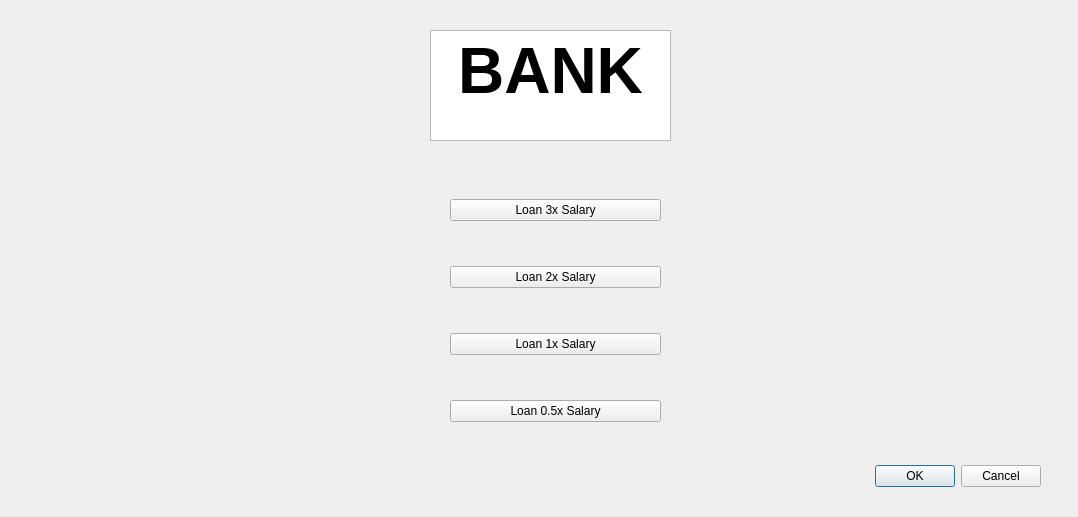
This is GameWindowScreen/bank.ui in sj43/hackricecryptogame as Qt 5 draws it before an edit. The edited form follows.
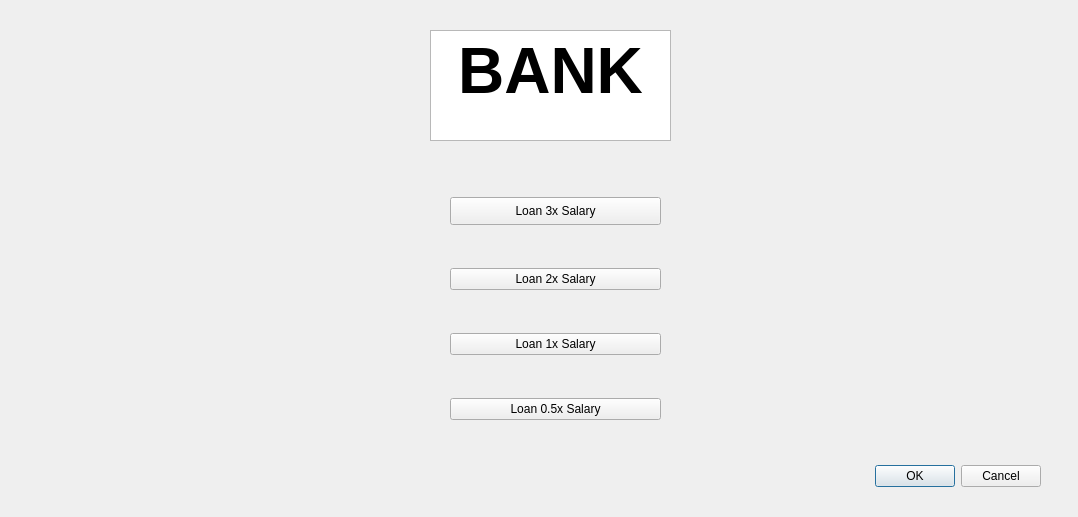
This is the edited form.

```diff
--- a/GameWindowScreen/bank.ui
+++ b/GameWindowScreen/bank.ui
@@ -41,6 +41,12 @@
    <layout class="QVBoxLayout" name="verticalLayout">
     <item>
      <widget class="QPushButton" name="Loan3xButton">
+      <property name="maximumSize">
+       <size>
+        <width>16777215</width>
+        <height>28</height>
+       </size>
+      </property>
       <property name="text">
        <string>Loan 3x Salary</string>
       </property>
```
Left out of the diff: 3 changed lines with no effect on the pictures.
